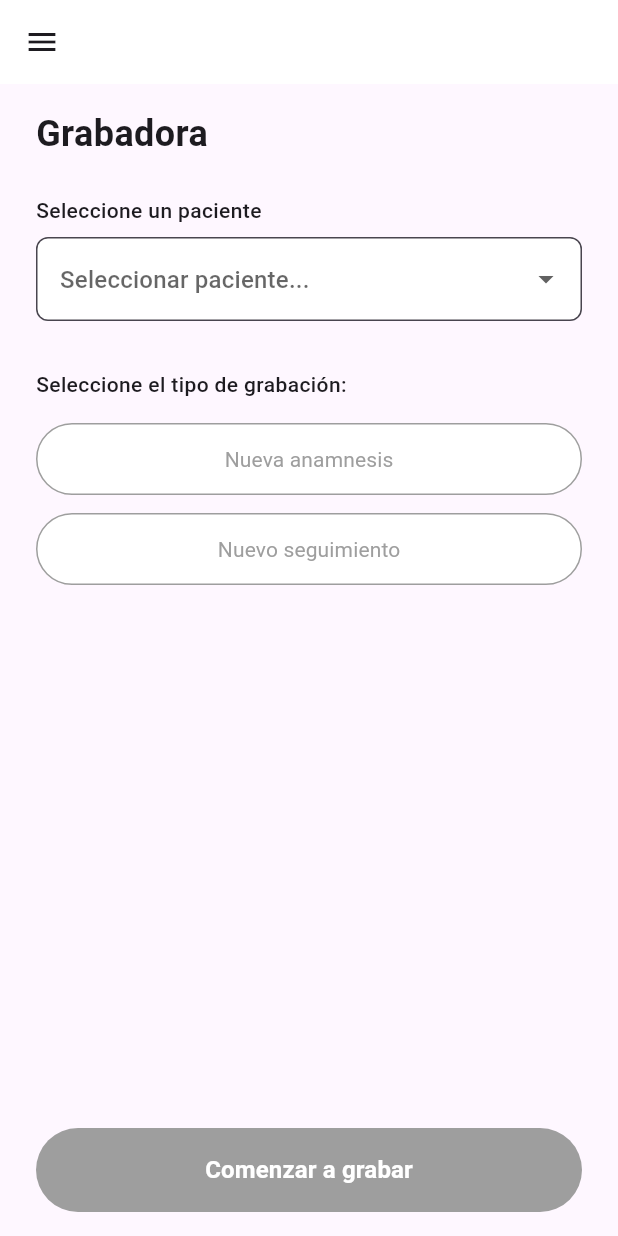
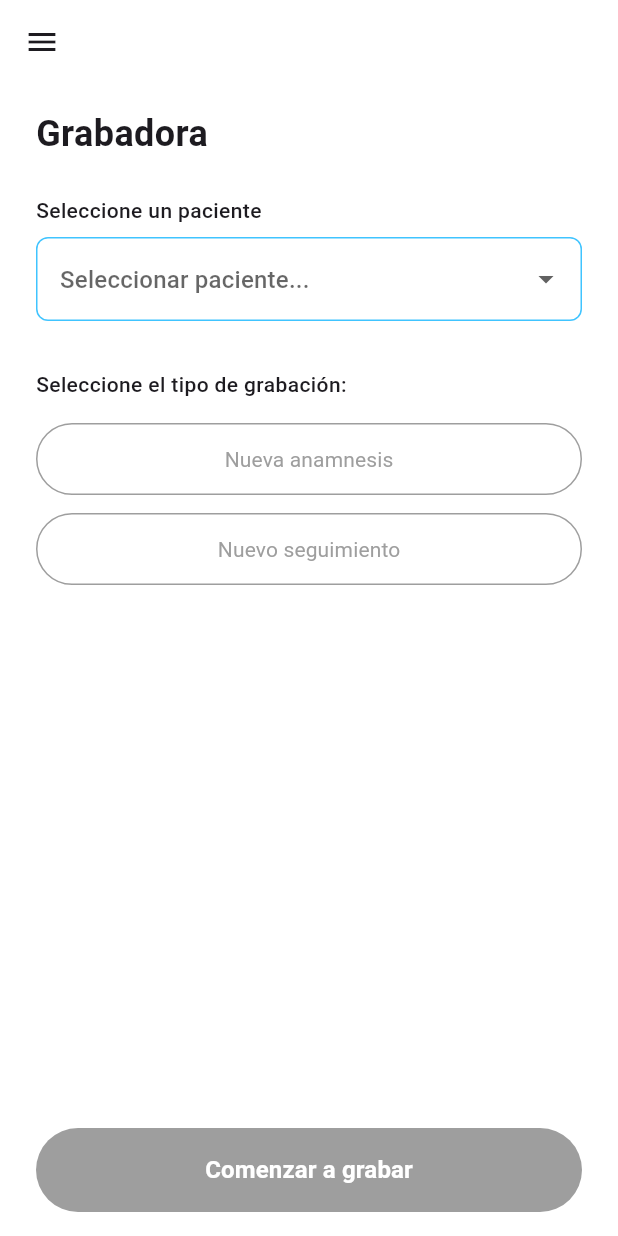
Before and after one commit to a-fernandez21/prueba_boton_grabar, a Flutter app: the screen it shows after launch, on a phone screen of 412 x 824 dp. Run offline on Flutter 3.47's test engine with Material 3 defaults, Android fonts, the phone set to English and light mode, and no system bars; our stand-ins replace permission_handler; missing offline and left inert: flutter_sound.

Commit message:
Cambios colores
Cambiado el color de fondo de la screen junto con el borde de seleccionar los pacientes

```diff
--- a/lib/screens/grabadora_screen.dart
+++ b/lib/screens/grabadora_screen.dart
@@ -48,6 +48,7 @@ class _GrabadoraScreenState extends State<GrabadoraScreen> {
   @override
   Widget build(BuildContext context) {
     return Scaffold(
+      backgroundColor: Colors.white,
       drawer: Drawer(
         child: ListView(
           padding: EdgeInsets.zero,
@@ -100,6 +101,7 @@ class _GrabadoraScreenState extends State<GrabadoraScreen> {
             const SizedBox(height: 8),
             DropdownButtonFormField<Paciente>(
               initialValue: _pacienteSeleccionado,
+              dropdownColor: Colors.white,
               items:
                   _pacientes.map((paciente) {
                     return DropdownMenuItem<Paciente>(
@@ -115,6 +117,18 @@ class _GrabadoraScreenState extends State<GrabadoraScreen> {
               decoration: InputDecoration(
                 border: OutlineInputBorder(
                   borderRadius: BorderRadius.circular(8),
+                  borderSide: BorderSide(color: Colors.lightBlueAccent),
+                ),
+                enabledBorder: OutlineInputBorder(
+                  borderRadius: BorderRadius.circular(8),
+                  borderSide: BorderSide(color: Colors.lightBlueAccent),
+                ),
+                focusedBorder: OutlineInputBorder(
+                  borderRadius: BorderRadius.circular(8),
+                  borderSide: BorderSide(
+                    color: Colors.lightBlueAccent,
+                    width: 2,
+                  ),
                 ),
                 hintText: 'Seleccionar paciente...',
                 filled: true,
```
